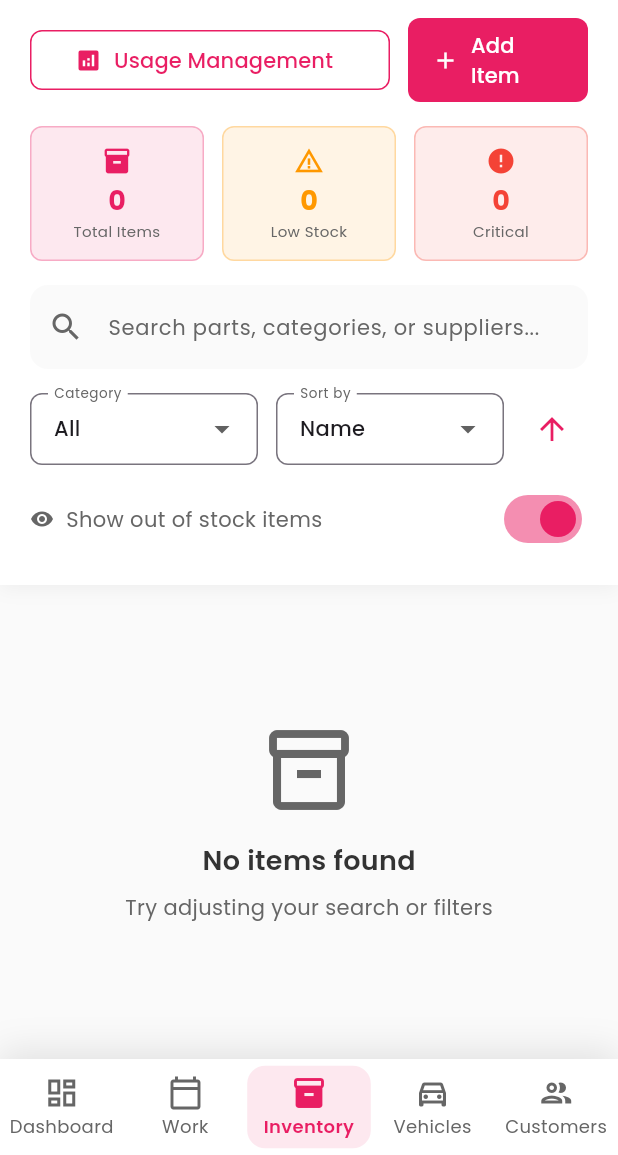
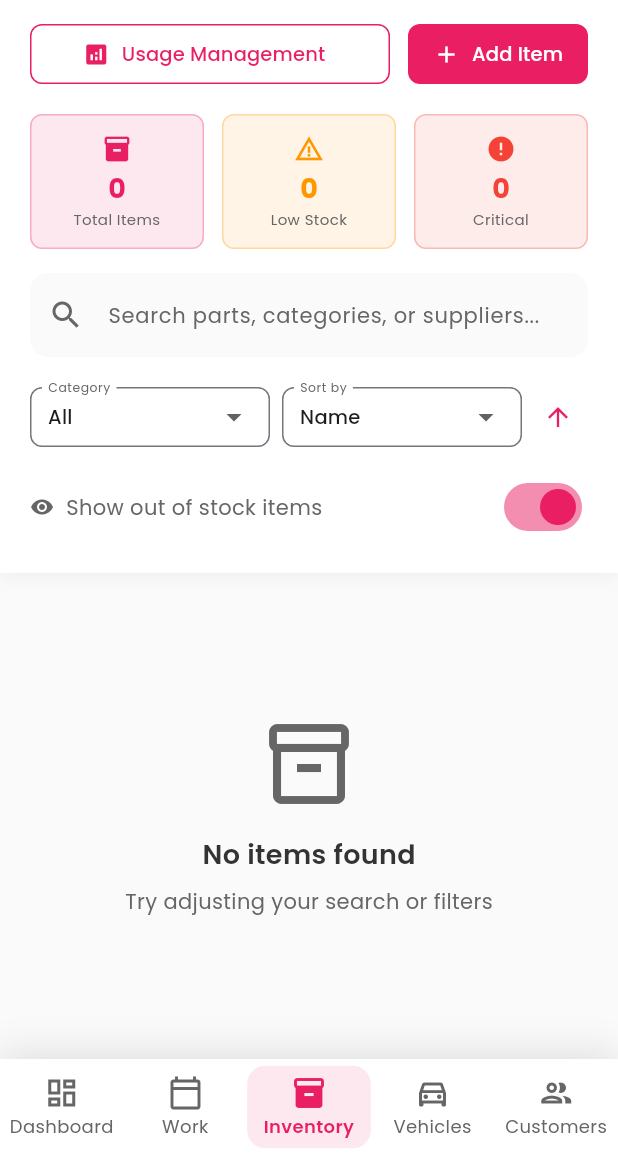
Before and after one commit to LZHuaaa/Workshop-Job-Management-System, a Flutter app: the screen it shows once a user with an empty profile is signed in, swiped to page 3, on a phone screen of 412 x 824 dp, the part 81-1236 px from its top. Run offline on Flutter 3.47's test engine with Material 3 defaults, Android fonts, the phone set to English and light mode, and no system bars; our stand-ins replace cloud_firestore, csv, firebase_auth, firebase_core, firebase_storage, fl_chart and 9 more; missing offline and left inert: mobile_scanner; accounts and stored records are empty; network calls fail; statements that could not run were skipped.

```diff
--- a/lib/screens/inventory_screen.dart
+++ b/lib/screens/inventory_screen.dart
@@ -1,11 +1,12 @@
 import 'package:flutter/material.dart';
 import 'package:google_fonts/google_fonts.dart';
+
+import '../dialogs/add_item_dialog.dart';
+import '../models/inventory_item.dart';
+import '../screens/inventory_usage_screen.dart';
+import '../screens/item_details_screen.dart';
+import '../services/inventory_service.dart';
 import '../theme/app_colors.dart';
-import '../models/inventory_item.dart';
-import '../screens/item_details_screen.dart';
-import '../screens/inventory_usage_screen.dart';
-import '../dialogs/add_item_dialog.dart';
-import '../services/inventory_service.dart';
 
 
 class InventoryScreen extends StatefulWidget {
@@ -175,11 +176,14 @@ class _InventoryScreenState extends State<InventoryScreen> {
                                 );
                               },
                               icon: const Icon(Icons.analytics, size: 18),
-                              label: Text(
+                              label: Flexible(
+                                child: Text(
                                   'Usage Management',
                                   style: GoogleFonts.poppins(
-                                  fontSize: 14,
+                                    fontSize: 13,
                                     fontWeight: FontWeight.w500,
+                                  ),
+                                  overflow: TextOverflow.ellipsis,
                                 ),
                               ),
                               style: OutlinedButton.styleFrom(
@@ -197,11 +201,14 @@ class _InventoryScreenState extends State<InventoryScreen> {
                             child: ElevatedButton.icon(
                               onPressed: () => _showAddItemDialog(),
                               icon: const Icon(Icons.add, size: 18),
-                              label: Text(
+                              label: Flexible(
+                                child: Text(
                                   'Add Item',
                                   style: GoogleFonts.poppins(
-                                  fontSize: 14,
+                                    fontSize: 13,
                                     fontWeight: FontWeight.w500,
+                                  ),
+                                  overflow: TextOverflow.ellipsis,
                                 ),
                               ),
                               style: ElevatedButton.styleFrom(
@@ -299,12 +306,13 @@ class _InventoryScreenState extends State<InventoryScreen> {
                   Row(
                     children: [
                       Expanded(
+                        flex: 2,
                         child: DropdownButtonFormField<String>(
                           value: _selectedCategory,
                           decoration: InputDecoration(
                             labelText: 'Category',
                             labelStyle: GoogleFonts.poppins(
-                              fontSize: 12,
+                              fontSize: 11,
                               color: AppColors.textSecondary,
                             ),
                             border: OutlineInputBorder(
@@ -314,16 +322,18 @@ class _InventoryScreenState extends State<InventoryScreen> {
                               ),
                             ),
                             contentPadding: const EdgeInsets.symmetric(
-                              horizontal: 12,
+                              horizontal: 8,
                               vertical: 8,
                             ),
+                            isDense: true,
                           ),
                           items: _categories.map((category) {
                             return DropdownMenuItem(
                               value: category,
                               child: Text(
                                 category,
-                                style: GoogleFonts.poppins(fontSize: 14),
+                                style: GoogleFonts.poppins(fontSize: 13),
+                                overflow: TextOverflow.ellipsis,
                               ),
                             );
                           }).toList(),
@@ -334,14 +344,15 @@ class _InventoryScreenState extends State<InventoryScreen> {
                           },
                         ),
                       ),
-                      const SizedBox(width: 12),
+                      const SizedBox(width: 8),
                       Expanded(
+                        flex: 2,
                         child: DropdownButtonFormField<String>(
                           value: _selectedSort,
                           decoration: InputDecoration(
                             labelText: 'Sort by',
                             labelStyle: GoogleFonts.poppins(
-                              fontSize: 12,
+                              fontSize: 11,
                               color: AppColors.textSecondary,
                             ),
                             border: OutlineInputBorder(
@@ -351,16 +362,18 @@ class _InventoryScreenState extends State<InventoryScreen> {
                               ),
                             ),
                             contentPadding: const EdgeInsets.symmetric(
-                              horizontal: 12,
+                              horizontal: 8,
                               vertical: 8,
                             ),
+                            isDense: true,
                           ),
                           items: _sortOptions.map((sort) {
                             return DropdownMenuItem(
                               value: sort,
                               child: Text(
                                 sort,
-                                style: GoogleFonts.poppins(fontSize: 14),
+                                style: GoogleFonts.poppins(fontSize: 13),
+                                overflow: TextOverflow.ellipsis,
                               ),
                             );
                           }).toList(),
@@ -371,12 +384,20 @@ class _InventoryScreenState extends State<InventoryScreen> {
                           },
                         ),
                       ),
-                      const SizedBox(width: 8),
-                      // Sort direction button
-                      IconButton(
+                      const SizedBox(width: 4),
+                      // Sort direction button - made more compact
+                      SizedBox(
+                        width: 40,
+                        child: IconButton(
+                          padding: EdgeInsets.zero,
+                          constraints: const BoxConstraints(
+                            minWidth: 32,
+                            minHeight: 32,
+                          ),
                           icon: Icon(
                             _sortAscending ? Icons.arrow_upward : Icons.arrow_downward,
                             color: AppColors.primaryPink,
+                            size: 20,
                           ),
                           onPressed: () {
                             setState(() {
@@ -384,6 +405,7 @@ class _InventoryScreenState extends State<InventoryScreen> {
                             });
                           },
                           tooltip: _sortAscending ? 'Sort Ascending' : 'Sort Descending',
+                        ),
                       ),
                     ],
                   ),
```
Also changed, not shown: lib/dialogs/add_service_dialog.dart (+15 -8 lines). Lines whose indentation alone changed are shown as unchanged.
